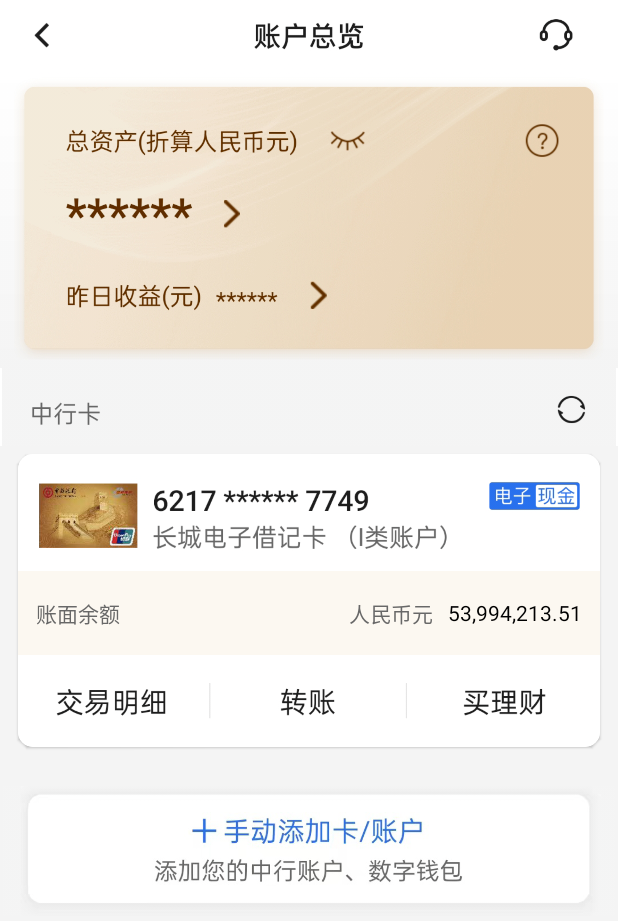
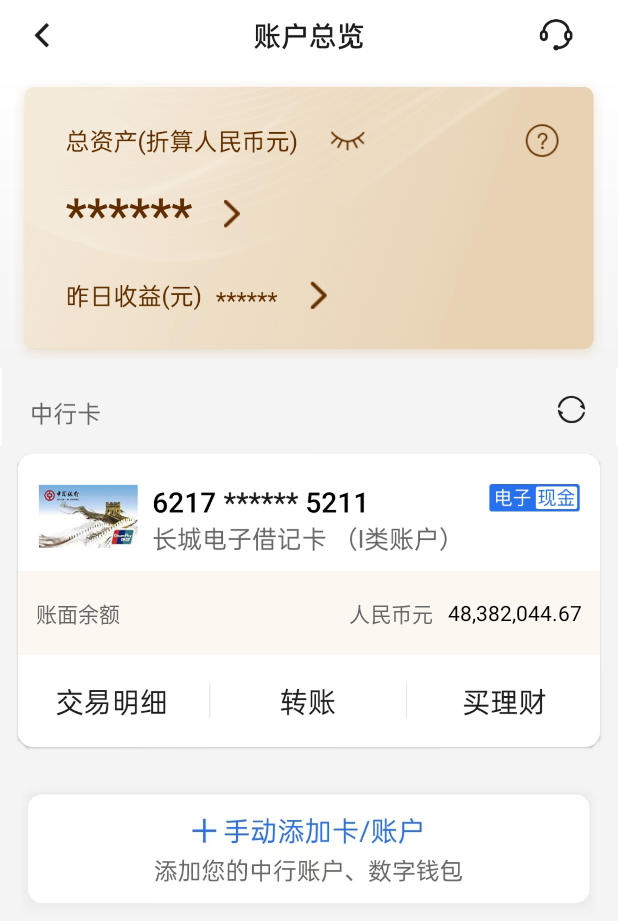
Before and after one commit to StarLord-Coder/My-Trade, an Android app: the AccountOverviewActivity screen opened directly, with no data from a screen before it, on a phone screen of 412 x 824 dp. Shown: the top 921 px of the screen. Run offline under Robolectric (Android 15) with nearby library versions, the phone set to English and light mode, and no system bars.

Commit message:
update difference account

```diff
--- a/app/src/main/java/com/trade/utils/ReadData.kt
+++ b/app/src/main/java/com/trade/utils/ReadData.kt
@@ -12,7 +12,7 @@ class ReadData {
     private fun getJsonDataFromAsset(context: Context): String? {
         lateinit var jsonString: String
         try {
-            jsonString = context.assets.open("act_43999.json")
+            jsonString = context.assets.open("act_c3.json")
                 .bufferedReader()
                 .use { it.readText() }
 
--- a/app/src/main/java/com/trade/views/SplashActivity.kt
+++ b/app/src/main/java/com/trade/views/SplashActivity.kt
@@ -44,7 +44,7 @@ class SplashActivity : AppCompatActivity() {
     private fun insertFirstData() {
 
         val gson = Gson()
-        val jsonFileString = getJsonDataFromAsset(applicationContext, "act_43999.json")
+        val jsonFileString = getJsonDataFromAsset(applicationContext, "act_c3.json")
         val listTx = object : TypeToken<List<ExchangeModel>>() {}.type
         var txModel: List<ExchangeModel> = gson.fromJson(jsonFileString, listTx)
 
--- a/app/src/main/res/layout/activity_account_overview.xml
+++ b/app/src/main/res/layout/activity_account_overview.xml
@@ -66,11 +66,28 @@
                     android:orientation="vertical"
                     android:background="@color/white">
 
+                    <!-- Act C1 -->
+<!--                    <ImageView-->
+<!--                        android:layout_width="match_parent"-->
+<!--                        android:layout_height="wrap_content"-->
+<!--                        android:layout_marginTop="13dp"-->
+<!--                        android:src="@drawable/img_account_c1_overview_box_3"-->
+<!--                        android:adjustViewBounds="true"/>-->
+
+                    <!-- Act C2 -->
+<!--                    <ImageView-->
+<!--                        android:layout_width="match_parent"-->
+<!--                        android:layout_height="wrap_content"-->
+<!--                        android:layout_marginTop="13dp"-->
+<!--                        android:src="@drawable/img_account_c2_overview_box_3"-->
+<!--                        android:adjustViewBounds="true"/>-->
+
+                    <!-- Act C3 -->
                     <ImageView
                         android:layout_width="match_parent"
                         android:layout_height="wrap_content"
                         android:layout_marginTop="13dp"
-                        android:src="@drawable/img_account_overview_box_3"
+                        android:src="@drawable/img_account_c3_overview_box_3"
                         android:adjustViewBounds="true"/>
 
                     <RelativeLayout
@@ -95,6 +112,31 @@
                             android:text="人民币元   "
                             android:textColor="@color/color_dark_font_filter" />
 
+                        <!-- Act C1 -->
+                        <!--                        <TextView-->
+                        <!--                            android:id="@+id/tvCurrency"-->
+                        <!--                            android:layout_width="wrap_content"-->
+                        <!--                            android:layout_height="wrap_content"-->
+                        <!--                            android:layout_alignParentEnd="true"-->
+                        <!--                            android:layout_centerVertical="true"-->
+                        <!--                            android:layout_marginEnd="12dp"-->
+                        <!--                            android:text="53,994,213.51"-->
+                        <!--                            android:textColor="@color/black"-->
+                        <!--                            android:textStyle="normal" />-->
+
+                        <!-- Act C2 -->
+                        <!--                        <TextView-->
+                        <!--                            android:id="@+id/tvCurrency"-->
+                        <!--                            android:layout_width="wrap_content"-->
+                        <!--                            android:layout_height="wrap_content"-->
+                        <!--                            android:layout_alignParentEnd="true"-->
+                        <!--                            android:layout_centerVertical="true"-->
+                        <!--                            android:layout_marginEnd="12dp"-->
+                        <!--                            android:text="47,870,771.09"-->
+                        <!--                            android:textColor="@color/black"-->
+                        <!--                            android:textStyle="normal" />-->
+
+                        <!-- Act C3-->
                         <TextView
                             android:id="@+id/tvCurrency"
                             android:layout_width="wrap_content"
@@ -102,7 +144,7 @@
                             android:layout_alignParentEnd="true"
                             android:layout_centerVertical="true"
                             android:layout_marginEnd="12dp"
-                            android:text="53,994,213.51"
+                            android:text="48,382,044.67"
                             android:textColor="@color/black"
                             android:textStyle="normal" />
 
--- a/app/src/main/res/layout/fragment_account_overview.xml
+++ b/app/src/main/res/layout/fragment_account_overview.xml
@@ -72,7 +72,7 @@
                             android:layout_width="match_parent"
                             android:layout_height="wrap_content"
                             android:layout_marginTop="6dp"
-                            android:src="@drawable/img_account_overview_box_3"
+                            android:src="@drawable/img_account_c1_overview_box_3"
                             android:adjustViewBounds="true"/>
 
                         <RelativeLayout
```
Also changed, not shown: app/src/main/res/layout/activity_me.xml (+30 -2 lines), app/src/main/assets/act_c1.json (renamed from app/src/main/assets/act_43999.json), app/src/main/assets/act_c2.json (renamed from app/src/main/assets/act_58189.json), app/src/main/assets/act_c3.json (renamed from app/src/main/assets/act_19898.json), app/src/main/res/drawable/img_account_c1_overview_box_3.png (renamed from app/src/main/res/drawable/img_account_overview_box_3.png), app/src/main/res/drawable/img_account_c2_overview_box_3.png (added), app/src/main/res/drawable/img_account_c3_overview_box_3.png (added).
